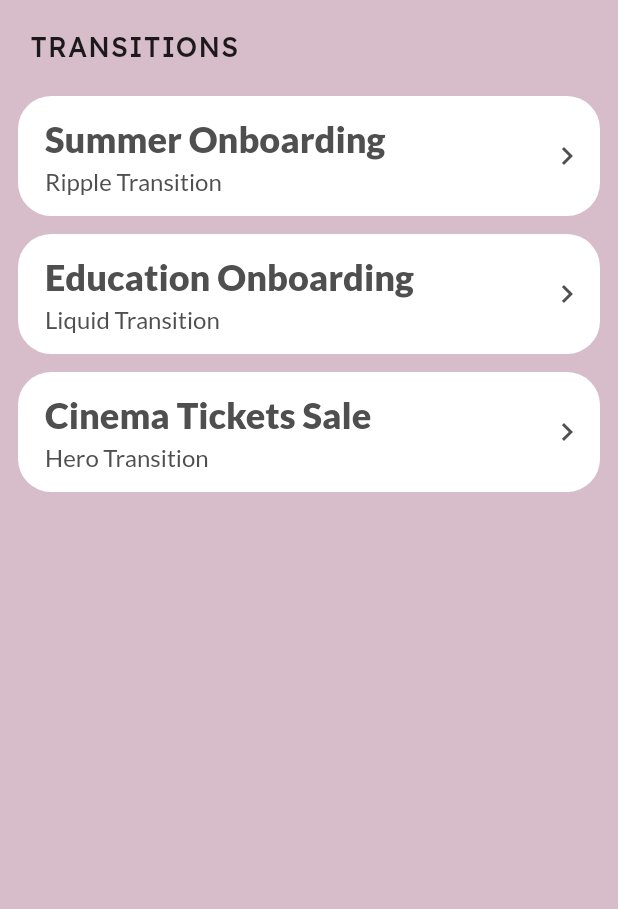
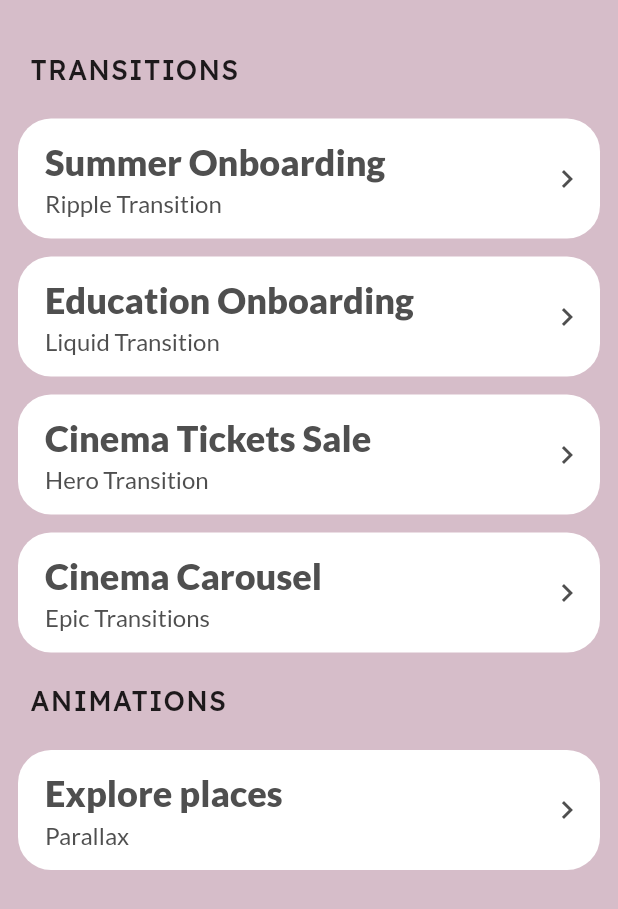
Before and after one commit to valentinallavayol/flutter-animations-example, a Flutter app: the screen it shows after launch, on a phone screen of 412 x 824 dp. Shown: the top 909 px of the screen. Run offline on Flutter 3.47's test engine with Material 2 defaults, Android fonts, the phone set to English and light mode, and no system bars; our stand-ins replace bloc, cached_network_image, delayed_display, flutter_bloc, liquid_swipe; missing offline and left inert: rect_getter; generated files the repository leaves out were written again.

Commit message:
home screen finished

```diff
--- a/lib/app/home/category_title.dart
+++ b/lib/app/home/category_title.dart
@@ -8,7 +8,7 @@ class CategoryTitle extends StatelessWidget {
   @override
   Widget build(BuildContext context) {
     return Padding(
-      padding: const EdgeInsets.only(left: 20, bottom: 15),
+      padding: const EdgeInsets.only(left: 20, bottom: 15, top: 15),
       child: Text(
         _title.toUpperCase(),
         style: const TextStyle(
--- a/lib/app/home/home_screen.dart
+++ b/lib/app/home/home_screen.dart
@@ -1,7 +1,11 @@
 import 'package:flutter/material.dart';
+import 'package:flutter_bloc/flutter_bloc.dart';
 import 'package:panzetapp/app/home/category.dart';
 import 'package:panzetapp/app/home/category_title.dart';
 import 'package:panzetapp/app/home/home_card.dart';
+import 'package:panzetapp/carousel/cubit/carousel_cubit.dart';
+import 'package:panzetapp/carousel/view/carousel_screen.dart';
+import 'package:panzetapp/parallax/parallax_example.dart';
 import 'package:panzetapp/transitions/hero/tickets_sale_1.dart';
 import 'package:panzetapp/transitions/liquid/education_learning.dart';
 import 'package:panzetapp/transitions/ripple/summer_travel.dart';
@@ -24,6 +28,24 @@ final data = <Category>[
         'Cinema Tickets Sale',
         'Hero Transition',
         const TicketsSale1(),
+      ),
+      CategoryItem(
+        'Cinema Carousel',
+        'Epic Transitions',
+        BlocProvider(
+          create: (context) => CarouselCubit(),
+          child: const CarouselExample(),
+        ),
+      ),
+    ],
+  ),
+  Category(
+    'Animations',
+    <CategoryItem>[
+      CategoryItem(
+        'Explore places',
+        'Parallax',
+        const ParallaxExample(),
       ),
     ],
   ),
```
Also changed, not shown: lib/carousel/view/carousel_screen.dart (+6 -1 lines), lib/parallax/parallax_example.dart (+10 -1 lines), 2 other files.
